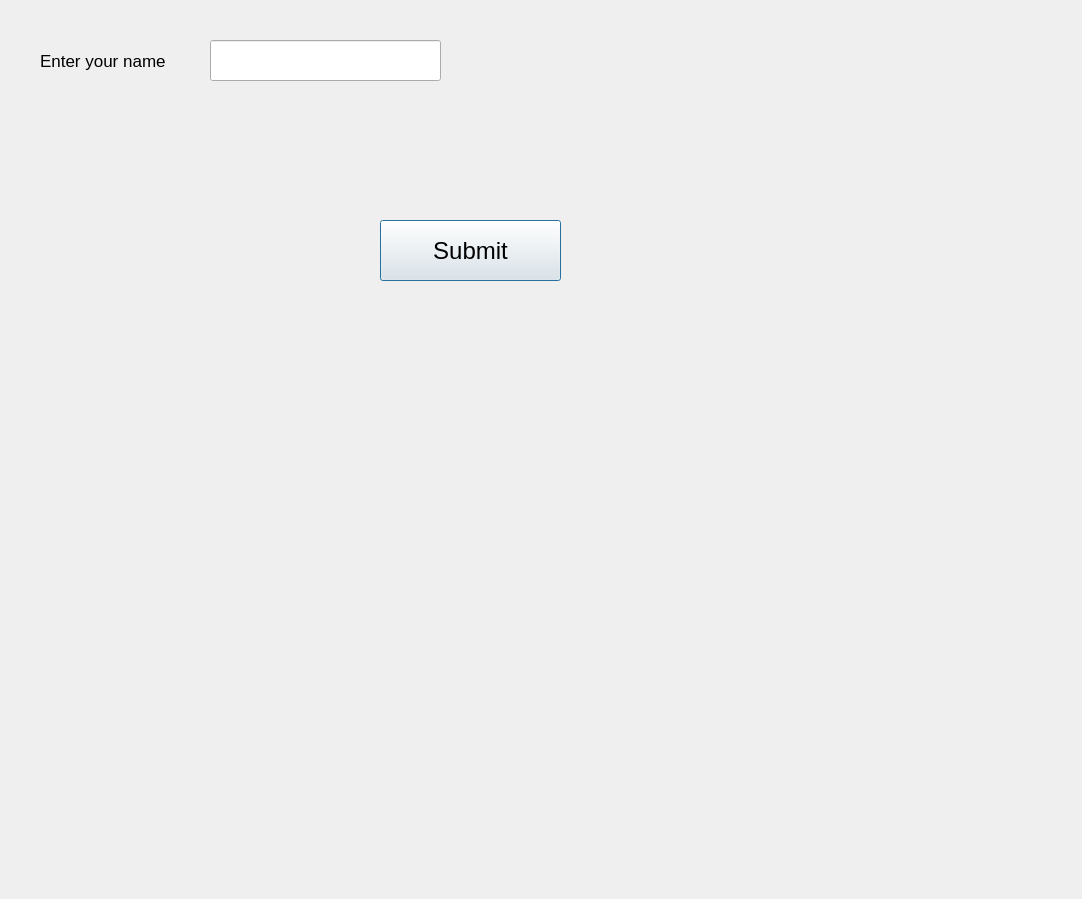
Above: lay.ui from KIX-p/PyQtlearning before the change. Below: the same form after it.
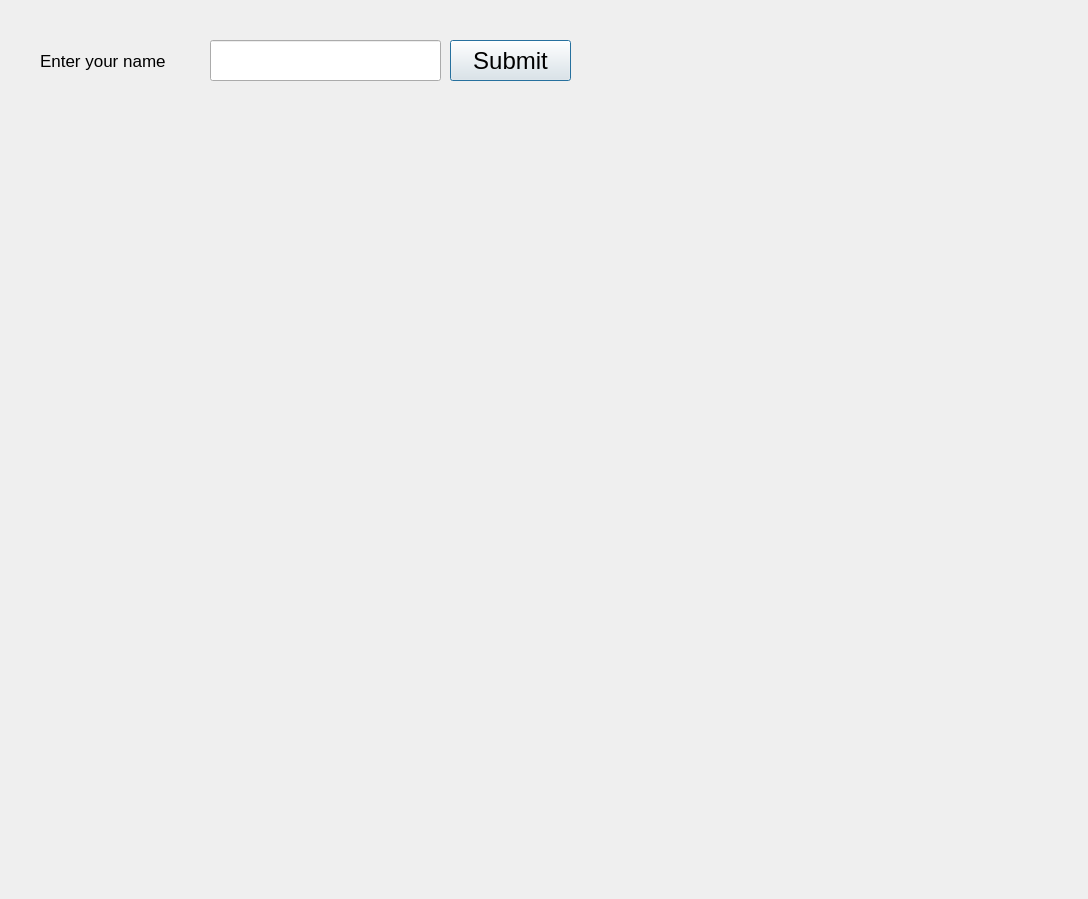
That is the form after the change.

```diff
--- a/lay.ui
+++ b/lay.ui
@@ -6,7 +6,7 @@
    <rect>
     <x>0</x>
     <y>0</y>
-    <width>1082</width>
+    <width>1088</width>
     <height>899</height>
    </rect>
   </property>
@@ -73,10 +73,10 @@
   <widget class="QPushButton" name="buttonClickMe">
    <property name="geometry">
     <rect>
-     <x>380</x>
-     <y>220</y>
-     <width>181</width>
-     <height>61</height>
+     <x>450</x>
+     <y>40</y>
+     <width>121</width>
+     <height>41</height>
     </rect>
    </property>
    <property name="font">
```
